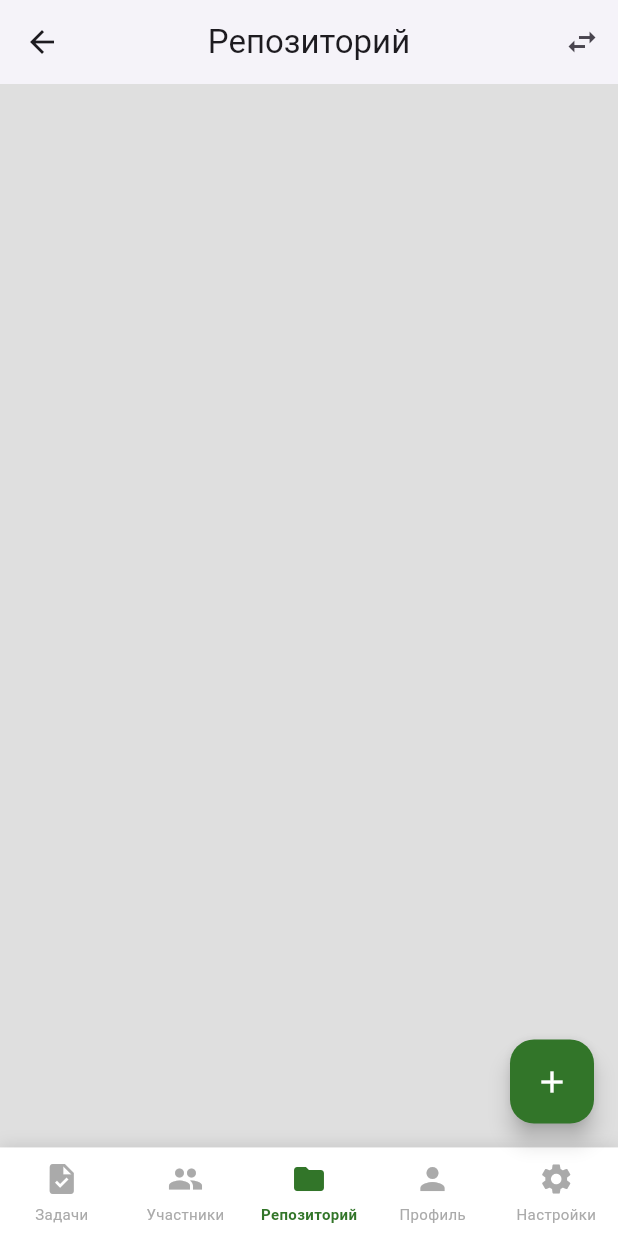
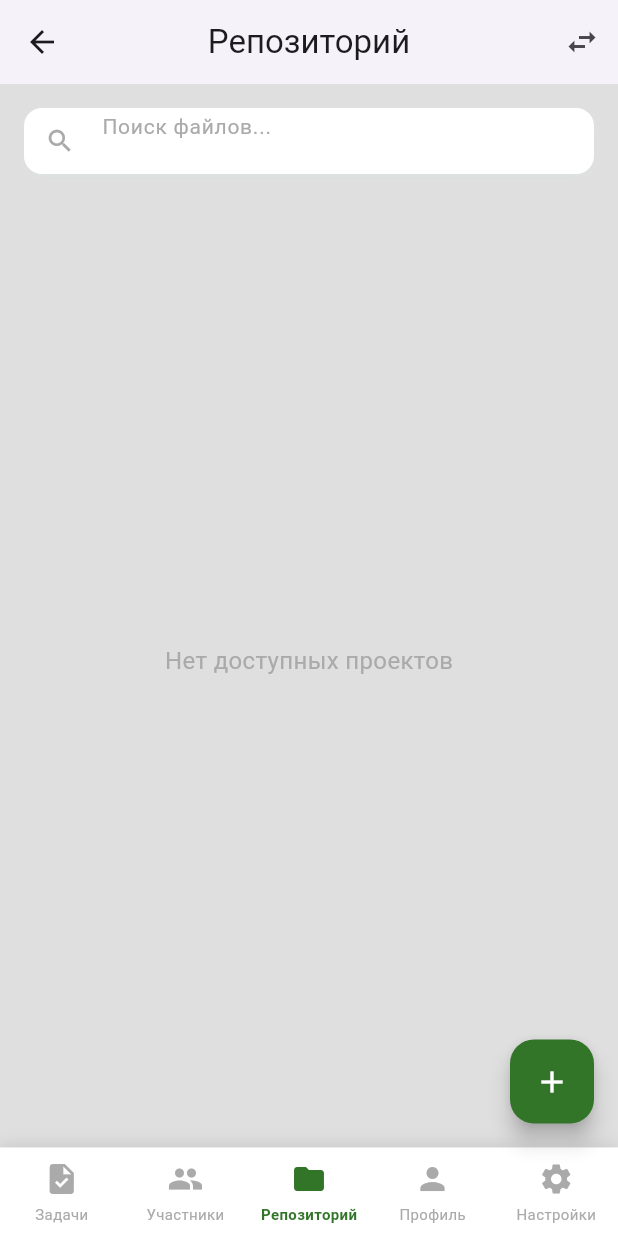
Before and after one commit to N0Pr0blem/front-for-planner, a Flutter app: the RepositoryPage screen opened by its route, on a phone screen of 412 x 824 dp. Run offline on Flutter 3.47's test engine with Material 3 defaults, Android fonts, the phone set to English and light mode, and no system bars; our stand-ins replace file_picker, open_file, permission_handler, shared_preferences; missing offline and left inert: universal_html; accounts and stored records are empty; network calls fail.

Commit message:
fix repository page

```diff
--- a/lib/screen/repository_page.dart
+++ b/lib/screen/repository_page.dart
@@ -267,7 +267,51 @@ Widget _buildMobileProjectList() {
         ),
       ],
     ),
-
+   body: Padding(
+      padding: const EdgeInsets.all(16),
+      child: Column(
+        children: [
+          // Поле поиска
+          Container(
+            height: 44,
+            decoration: BoxDecoration(
+              color: Colors.white,
+              borderRadius: BorderRadius.circular(12),
+              boxShadow: const [
+                BoxShadow(
+                  color: AppColors.shadowLight,
+                  offset: Offset(0, 2),
+                  blurRadius: 6,
+                  spreadRadius: -2,
+                ),
+              ],
+            ),
+            child: TextField(
+              controller: _searchController,
+              decoration: InputDecoration(
+                hintText: 'Поиск файлов...',
+                hintStyle: const TextStyle(color: AppColors.textHint),
+                border: InputBorder.none,
+                contentPadding: const EdgeInsets.symmetric(horizontal: 16),
+                prefixIcon: Icon(
+                  Icons.search,
+                  color: AppColors.textHint,
+                  size: 20,
+                ),
+              ),
+              style: const TextStyle(fontSize: 14),
+              onChanged: (value) {
+                // можно добавить фильтрацию
+              },
+            ),
+          ),
+          const SizedBox(height: 16),
+          Expanded(
+            child: _buildContent(),
+          ),
+        ],
+      ),
+    ),
     bottomNavigationBar: MobileBottomNavBar(
       onTasksTap: _navigateToTasks,
       onMembersTap: _navigateToMembers,
```
